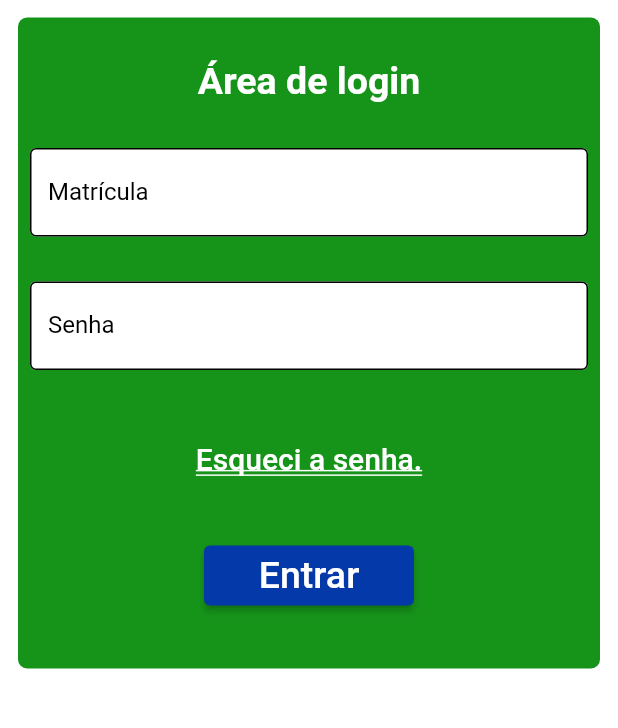
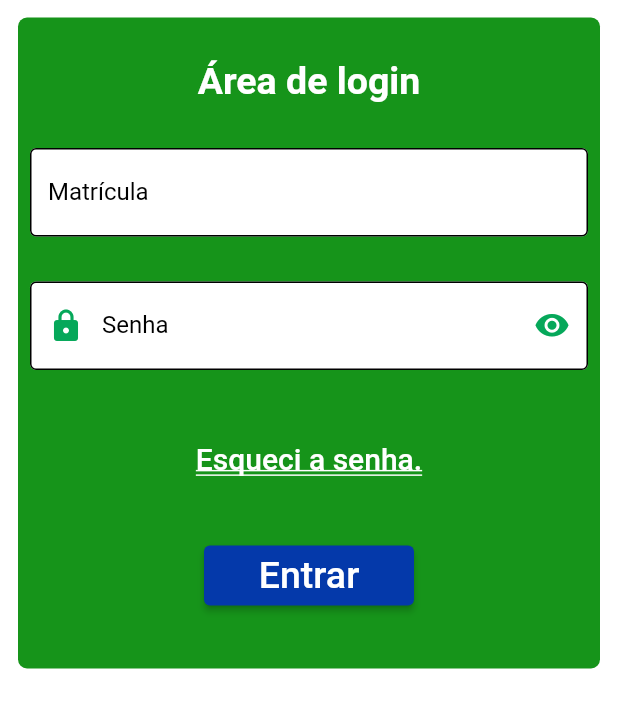
Before and after one commit to NascimentoFrancisco/projeto-integrador-III, a Flutter app: the screen it shows after launch, after a tap on "Entrar como aluno", on a phone screen of 412 x 824 dp, the part 395-1123 px from its top. Run offline on Flutter 3.47's test engine with Material 2 defaults, Android fonts, the phone set to English and light mode, and no system bars; our stand-ins replace barcode_widget, flutter_dotenv, flutter_mobx, mobx, shared_preferences; accounts and stored records are empty; generated files the repository leaves out were written again; network calls fail.

Commit message:
Ajustes login

```diff
--- a/front_end/lib/main.dart
+++ b/front_end/lib/main.dart
@@ -1,4 +1,4 @@
-import 'package:access_control/pages/home/home.dart';
+
 import 'package:access_control/pages/user_page/home_user.dart';
 import 'package:flutter/material.dart';
 import 'package:flutter_dotenv/flutter_dotenv.dart';
--- a/front_end/lib/pages/login/login.dart
+++ b/front_end/lib/pages/login/login.dart
@@ -20,6 +20,9 @@ class _LoginPageState extends State<LoginPage> {
 
   TextEditingController matriculaController = TextEditingController();
   TextEditingController senhaController = TextEditingController();
+
+  bool obscured = true;
+  final textFieldFocusNode = FocusNode();
 
   @override
   Widget build(BuildContext context) {
@@ -97,13 +100,27 @@ class _LoginPageState extends State<LoginPage> {
                           ),
                           TextField(
                             controller: senhaController,
-                            obscureText: true,
+                            obscureText: obscured,
                             decoration: InputDecoration(
                               filled: true,
                               fillColor: textoBrancoPadrao,
                               labelText: "Senha",
                               labelStyle: const TextStyle(
                                 color:Colors.black
+                              ),
+                              prefixIcon: const Icon(Icons.lock_rounded,color: Color.fromARGB(255, 6, 168, 90),size: 24),
+                              suffixIcon: Padding(
+                                padding: const EdgeInsets.all(2),
+                                child: GestureDetector(
+                                  onTap: toggleObscured,
+                                  child: Icon(
+                                    obscured
+                                    ? Icons.visibility_rounded
+                                    :Icons.visibility_off_rounded,
+                                    size: 24,
+                                    color: const Color.fromARGB(255, 6, 168, 90),
+                                  ),
+                                ),
                               ),
                               border: const OutlineInputBorder(
                                 borderSide: BorderSide(
@@ -204,6 +221,14 @@ class _LoginPageState extends State<LoginPage> {
     );
   }
 
+  void toggleObscured() {
+    setState(() {
+      obscured = !obscured;
+      if (textFieldFocusNode.hasPrimaryFocus) return;
+      textFieldFocusNode.canRequestFocus = false;
+    });
+  }
+
   var snackBar = SnackBar(
     content: Observer(builder: (_) => Text(loginStores.messege,
       style: const TextStyle(color: Colors.white),
```
Also changed, not shown: front_end/lib/pages/user_page/components/body.dart (+63 -9 lines), 1 other file.
